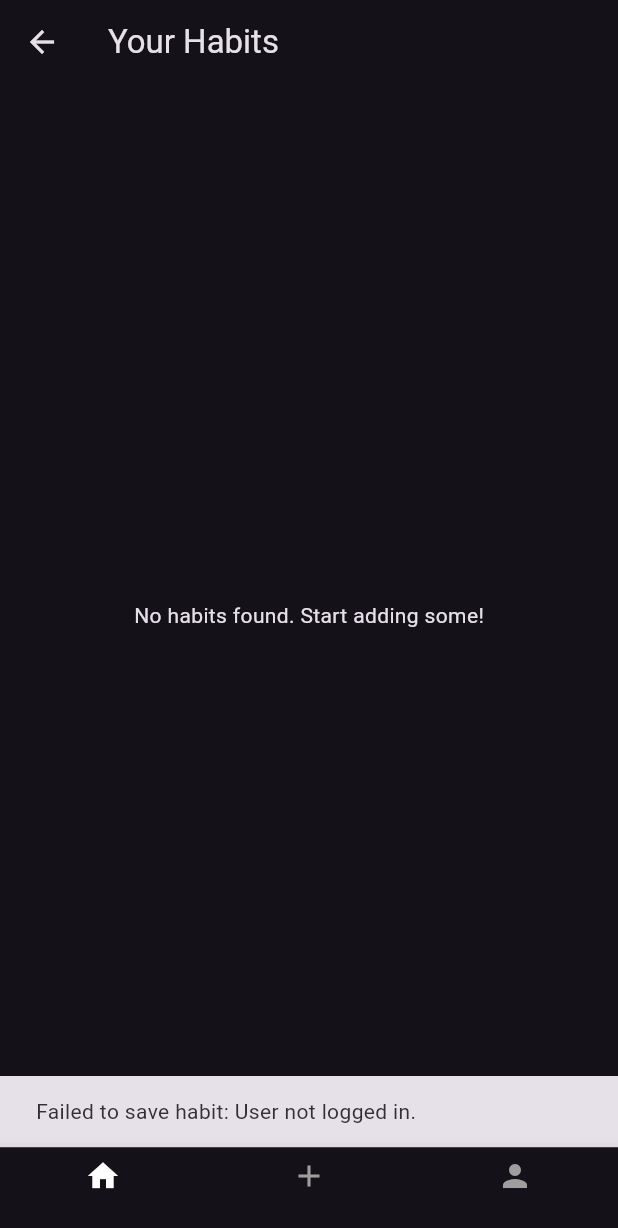
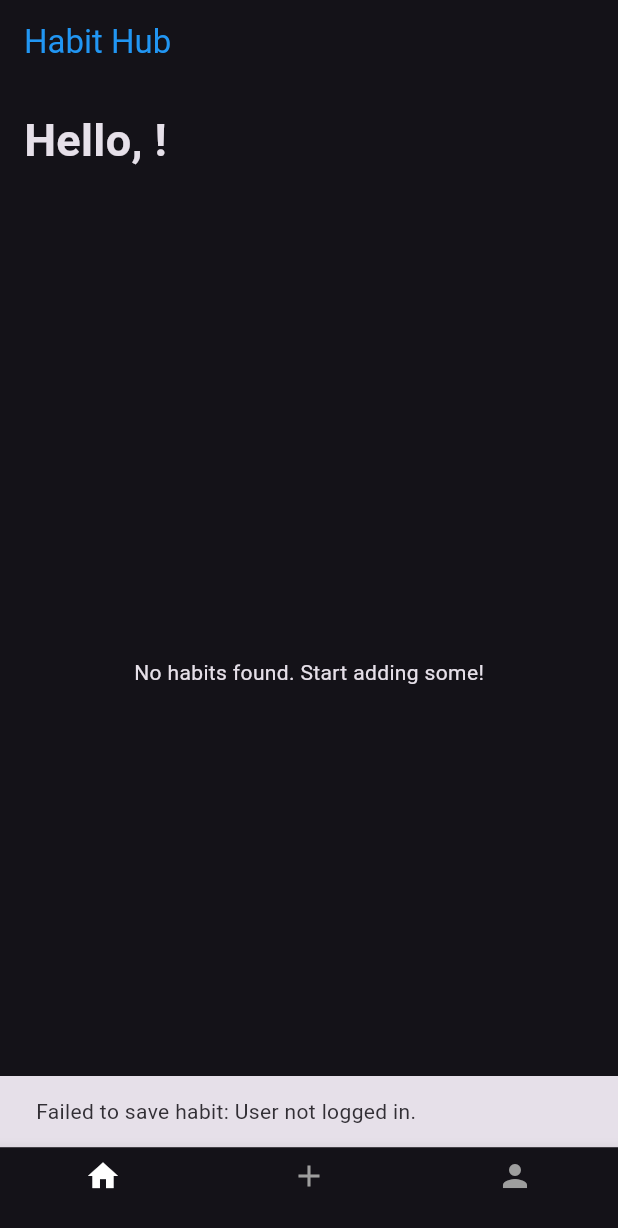
Before and after one commit to A00295213/habit_hub, a Flutter app: the HomeScreen screen opened directly, item 2 of the bottom bar chosen, after a tap on "Save habit", after a tap on the "arrow back" icon, on a phone screen of 412 x 824 dp. Shown: the top 1228 px of the screen. Run offline on Flutter 3.47's test engine with Material 3 defaults, Android fonts, the phone set to English and light mode, and no system bars; our stand-ins replace cloud_firestore, firebase_auth, firebase_core; accounts and stored records are empty.

Commit message:
users can now see their data

```diff
--- a/lib/Screens/add_habit.dart
+++ b/lib/Screens/add_habit.dart
@@ -41,7 +41,7 @@ class _AddScreenState extends State<AddScreen> {
       String reminderTime = _selectedTime.format(context);
 
       await FirebaseFirestore.instance.collection('habit').add({
-        // 'userId': currentUser.uid,
+        'userId': FirebaseAuth.instance.currentUser?.uid,
         'title': habitTitle,
         'description': description,
         'reminder': reminderTime,
--- a/lib/Screens/home_screen.dart
+++ b/lib/Screens/home_screen.dart
@@ -1,6 +1,7 @@
 import 'package:flutter/material.dart';
 import 'package:cloud_firestore/cloud_firestore.dart';
 import 'package:firebase_auth/firebase_auth.dart';
+import 'package:habit_hub/Screens/edit_habit.dart';
 import 'package:habit_hub/Screens/profile_screen.dart';
 import 'package:habit_hub/Screens/add_habit.dart';
 
@@ -10,18 +11,39 @@ class HomeScreen extends StatefulWidget {
 }
 
 class _HomeScreenState extends State<HomeScreen> {
-  // Stream to listen to Firestore collection for the current user
+  String? _username;
+
+  @override
+  void initState() {
+    super.initState();
+    _fetchUsername();
+  }
+
+  // Fetch the username from Firestore using the current user's uid
+  Future<void> _fetchUsername() async {
+    var currentUser = FirebaseAuth.instance.currentUser;
+    if (currentUser != null) {
+      DocumentSnapshot userDoc = await FirebaseFirestore.instance
+          .collection('users')
+          .doc(currentUser.uid)
+          .get();
+
+      setState(() {
+        _username = userDoc['username'];
+      });
+    }
+  }
+
+  // Stream to listen to Firestore collection for the current user's habits
   Stream<QuerySnapshot> _habitStream() {
     var currentUser = FirebaseAuth.instance.currentUser;
     if (currentUser != null) {
       return FirebaseFirestore.instance
-          .collection(
-              'habit') // Use 'habits' if this is what you used in Firestore
-          //.where('userId', isEqualTo: currentUser.uid)
-          // .orderBy('createdAt', descending: true) // Sort by createdAt timestamp
+          .collection('habit')
+          .where('userId', isEqualTo: currentUser.uid)
           .snapshots();
     } else {
-      return const Stream.empty();
+      return Stream.empty();
     }
   }
 
@@ -29,11 +51,31 @@ class _HomeScreenState extends State<HomeScreen> {
   Widget build(BuildContext context) {
     return Scaffold(
       appBar: AppBar(
-        title: const Text('Your Habits'),
+        automaticallyImplyLeading: false,
+        title: Text(
+          'Habit Hub',
+          style: TextStyle(color: Colors.blue),
         ),
-      body: StreamBuilder<QuerySnapshot>(
+      ),
+      body: Column(
+        crossAxisAlignment: CrossAxisAlignment.start,
+        children: [
+          if (_username != null)
+            Padding(
+              padding: const EdgeInsets.all(16.0),
+              child: Text(
+                'Hello, $_username!',
+                style: const TextStyle(
+                  fontWeight: FontWeight.bold,
+                  fontSize: 30,
+                ),
+              ),
+            ),
+          Expanded(
+            child: StreamBuilder<QuerySnapshot>(
               stream: _habitStream(),
-        builder: (BuildContext context, AsyncSnapshot<QuerySnapshot> snapshot) {
+              builder: (BuildContext context,
+                  AsyncSnapshot<QuerySnapshot> snapshot) {
                 if (snapshot.connectionState == ConnectionState.waiting) {
                   return Center(child: CircularProgressIndicator());
                 }
@@ -43,39 +85,63 @@ class _HomeScreenState extends State<HomeScreen> {
                 }
 
                 if (snapshot.hasData && snapshot.data!.docs.isNotEmpty) {
-            // If there is data, display the habits in a list
                   return ListView(
-              children: snapshot.data!.docs.map((DocumentSnapshot document) {
+                    children:
+                        snapshot.data!.docs.map((DocumentSnapshot document) {
                       Map<String, dynamic> data =
                           document.data()! as Map<String, dynamic>;
                       return Card(
-                  margin: EdgeInsets.symmetric(vertical: 8, horizontal: 16),
+                        margin:
+                            EdgeInsets.symmetric(vertical: 8, horizontal: 16),
                         child: ListTile(
-                    title: Text(data['title']),
+                          title: Text(
+                            data['title'],
+                            style: TextStyle(color: Colors.blue),
+                          ),
                           subtitle: Column(
                             crossAxisAlignment: CrossAxisAlignment.start,
                             children: [
                               Text('Description: ${data['description']}'),
                               Text('Reminder Time: ${data['reminderTime']}'),
-                        Text('Created At: ${data['createdAt'].toDate()}'),
                             ],
                           ),
-                    trailing: Icon(Icons.check_circle_outline),
+                          trailing: Icon(Icons.edit),
+                          onTap: () {
+                            Navigator.push(
+                              context,
+                              MaterialPageRoute(
+                                builder: (context) => EditHabitScreen(
+                                  habitId: document.id, // Pass the habit ID
+                                  title: data['title'] ??
+                                      '', // Fallback to an empty string if null
+                                  description: data['description'] ?? '',
+                                  reminderTime: data['reminderTime'] ?? '',
+                                ),
+                              ),
+                            );
+                          },
                         ),
                       );
                     }).toList(),
                   );
                 } else {
-            // If no data is found
-            return const Center(
+                  return Center(
                       child: Text('No habits found. Start adding some!'));
                 }
               },
             ),
+          ),
+        ],
+      ),
       bottomNavigationBar: BottomNavigationBar(
         onTap: (index) {
           if (index == 0) {
-            Navigator.popUntil(context, (route) => route.isFirst);
+            Navigator.push(
+              context,
+              MaterialPageRoute(
+                builder: (context) => HomeScreen(),
+              ),
+            );
           }
           if (index == 1) {
             Navigator.push(
```
Also changed, not shown: lib/Screens/edit_habit.dart (added, +136 -0 lines), lib/Screens/profile_screen.dart (+50 -18 lines), lib/Screens/register_screen.dart (+8 -3 lines), lib/authentication.dart (+9 -1 lines). Lines whose indentation alone changed are shown as unchanged.
